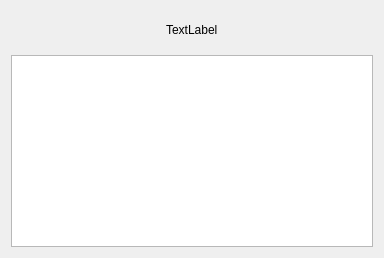
Qt form ZBridge/crankscoredialog.ui (erik-knudsen/BridgeZ) before a commit.
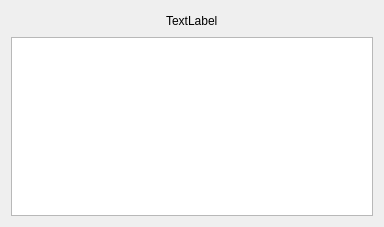
The same form after that commit.

Commit message: More UI cleaning. Implemented Open Recent Files.

Patch:
```diff
--- a/ZBridge/crankscoredialog.ui
+++ b/ZBridge/crankscoredialog.ui
@@ -7,12 +7,14 @@
     <x>0</x>
     <y>0</y>
     <width>384</width>
-    <height>258</height>
+    <height>227</height>
    </rect>
   </property>
   <property name="windowTitle">
    <string>Rank Scores</string>
   </property>
+  <layout class="QVBoxLayout" name="verticalLayout_2">
+   <item>
   <layout class="QVBoxLayout" name="verticalLayout">
    <item>
     <layout class="QHBoxLayout" name="horizontalLayout">
@@ -52,14 +54,9 @@
     </layout>
    </item>
    <item>
-    <widget class="QTableWidget" name="rankScoreTable">
-     <property name="sizePolicy">
-      <sizepolicy hsizetype="Preferred" vsizetype="Preferred">
-       <horstretch>0</horstretch>
-       <verstretch>0</verstretch>
-      </sizepolicy>
-     </property>
-    </widget>
+      <widget class="QTableWidget" name="rankScoreTable"/>
+     </item>
+    </layout>
    </item>
   </layout>
  </widget>
```
Lines whose indentation alone changed are shown as unchanged. The commit also changes 6 other files.
